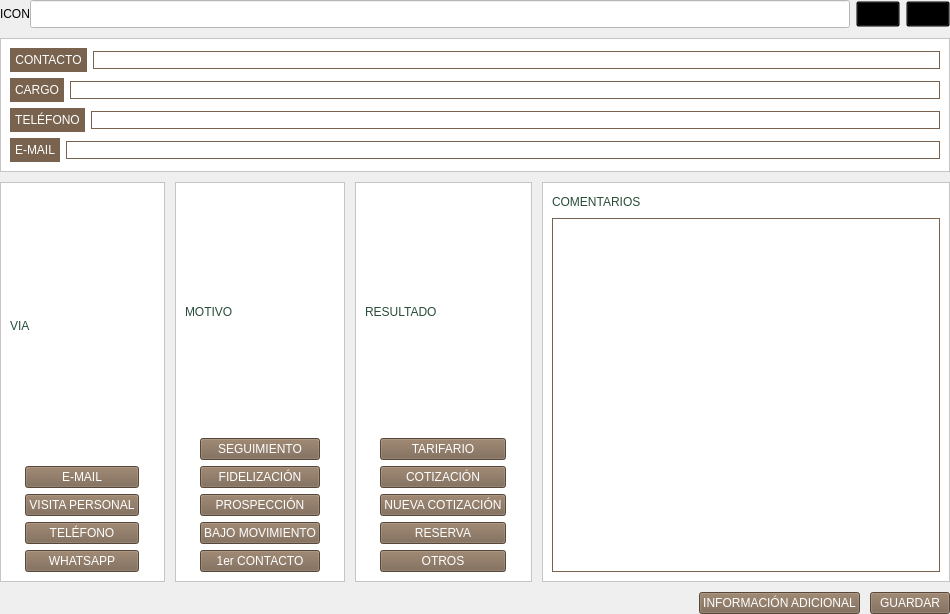
Qt form page_2.ui (altitude-solutions/Camino_Real_Desktop) before a commit.
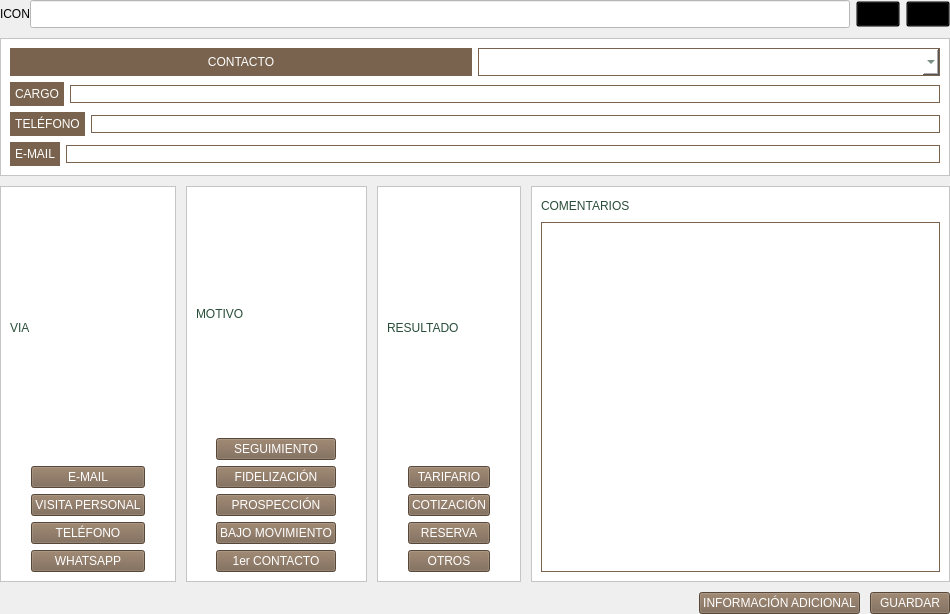
The same form after that commit.

What changed in the file:
```diff
--- a/page_2.ui
+++ b/page_2.ui
@@ -139,14 +139,10 @@
            <number>0</number>
           </property>
           <item>
-           <widget class="QLineEdit" name="contacto">
-            <property name="enabled">
-             <bool>false</bool>
-            </property>
+           <widget class="QComboBox" name="contacto_drop">
             <property name="styleSheet">
-             <string notr="true">min-height:2.5em;
-max-height:2.5em;
-min-width:60em;
+             <string notr="true">font: 12pt &quot;MS Shell Dlg 2&quot;;
+padding: 5px;
 border:1px  solid #79634E;
 color: #294D39;</string>
             </property>
@@ -691,22 +687,6 @@
               </property>
              </widget>
             </item>
-            <item>
-             <widget class="QPushButton" name="nuevacot_butt">
-              <property name="styleSheet">
-               <string notr="true">font: 10pt &quot;MS Shell Dlg 2&quot;;
-color:white;
-background-color:#79634E;
-min-width:9.5em;
-max-width:9.5em;
-min-height:2.5em;
-max-height:2.5em;</string>
-              </property>
-              <property name="text">
-               <string>NUEVA COTIZACIÓN</string>
-              </property>
-             </widget>
-            </item>
             <item>
              <widget class="QPushButton" name="reserva_butt">
               <property name="styleSheet">
```
Left out of the diff: 131 changed lines with no effect on the pictures.
